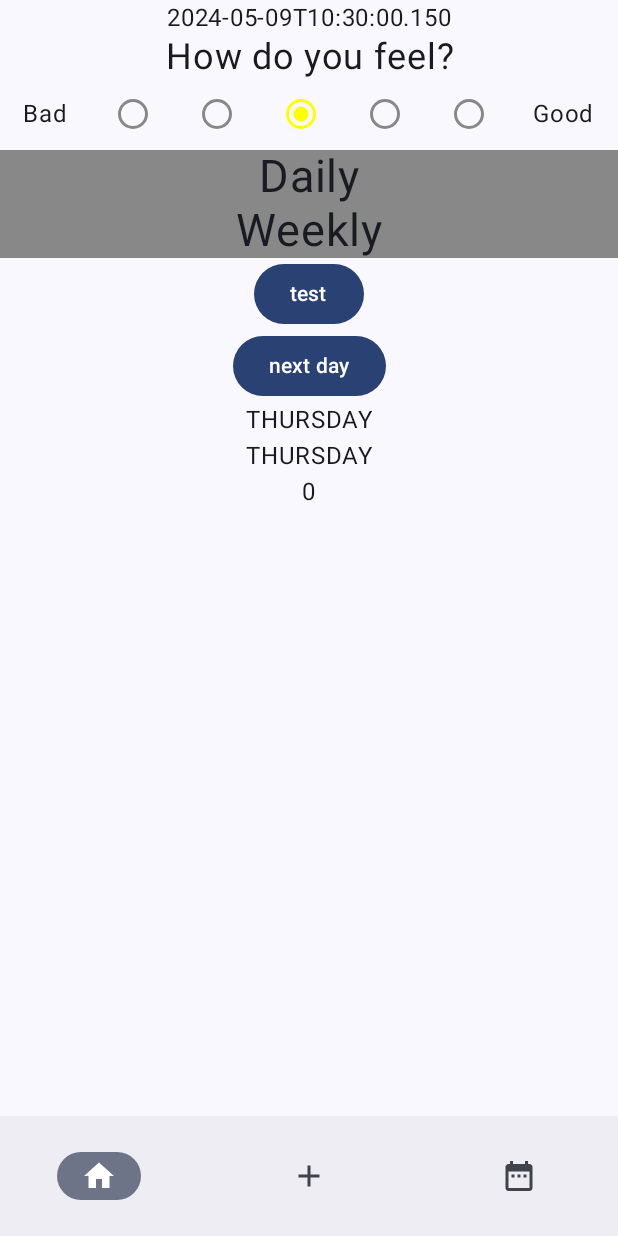
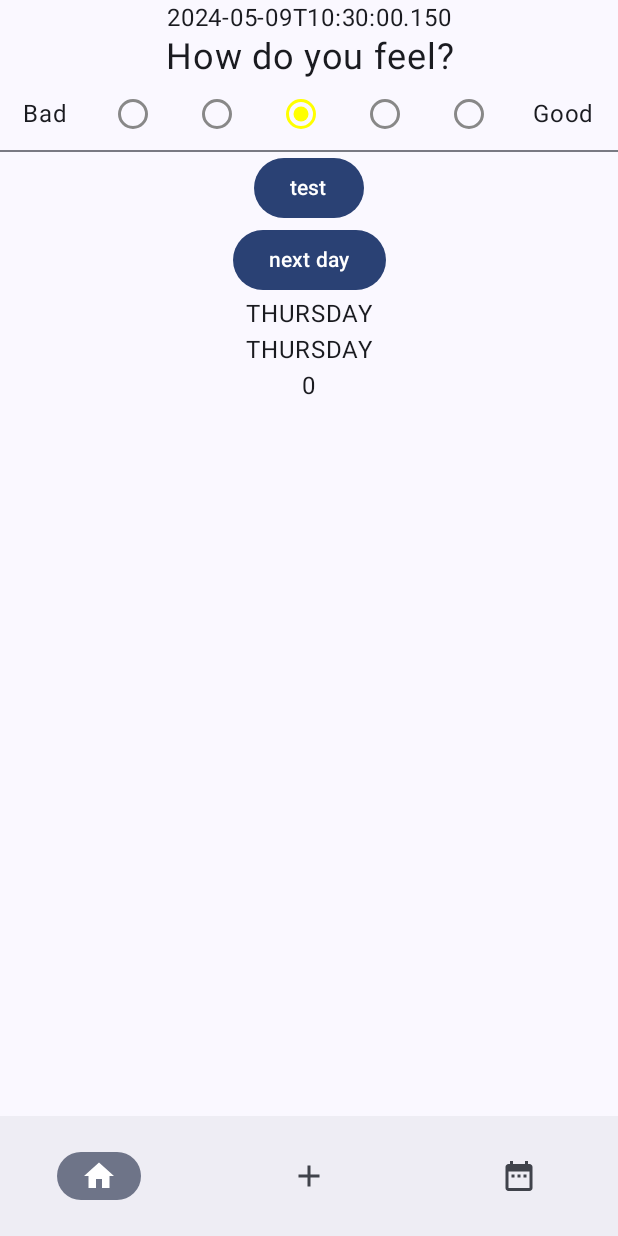
Before and after one commit to SchwarzNikolas/HabitTracker, an Android app built with Jetpack Compose: the screen it shows after launch (MainActivity), on a phone screen of 412 x 824 dp. Run offline under Robolectric (Android 15) with nearby library versions, the phone set to English and light mode, and no system bars; our stand-ins replace Room's generated code.

Commit message:
added divider

```diff
--- a/app/src/main/java/com/habittracker/rootreflect/habit/HabitScreen.kt
+++ b/app/src/main/java/com/habittracker/rootreflect/habit/HabitScreen.kt
@@ -1,7 +1,6 @@
 package com.habittracker.rootreflect.habit
 
 import androidx.compose.foundation.BorderStroke
-import androidx.compose.foundation.background
 import androidx.compose.foundation.layout.Arrangement
 import androidx.compose.foundation.layout.Box
 import androidx.compose.foundation.layout.Column
@@ -10,8 +9,8 @@ import androidx.compose.foundation.layout.Row
 import androidx.compose.foundation.layout.fillMaxWidth
 import androidx.compose.foundation.layout.padding
 import androidx.compose.foundation.layout.size
+import androidx.compose.foundation.layout.width
 import androidx.compose.foundation.lazy.grid.GridCells
-import androidx.compose.foundation.lazy.grid.GridItemSpan
 import androidx.compose.foundation.lazy.grid.LazyVerticalGrid
 import androidx.compose.foundation.shape.CircleShape
 import androidx.compose.foundation.text.BasicTextField
@@ -28,6 +27,7 @@ import androidx.compose.material.icons.rounded.Check
 import androidx.compose.material3.Button
 import androidx.compose.material3.ButtonDefaults
 import androidx.compose.material3.CardDefaults
+import androidx.compose.material3.Divider
 import androidx.compose.material3.DropdownMenu
 import androidx.compose.material3.DropdownMenuItem
 import androidx.compose.material3.ElevatedCard
@@ -87,12 +87,12 @@ fun MainScreen (
         // Mood part of the screen
         MoodSection(moodState, onMoodEvent, Modifier)
 
-        // Daily part of the screen
-        Text(text = "Daily", textAlign = TextAlign.Center, modifier = Modifier
-            .background(Color.Gray)
-            .fillMaxWidth(), fontSize = 30.sp)
+        Divider(modifier = Modifier
+            .fillMaxWidth()
+            .width(4.dp))
 
         LazyVerticalGrid(columns = GridCells.Adaptive(minSize = 158.dp)) {
+            // Daily Habits
             items(state.displayHabits.size){
                 ElevatedHabit(
                     displayHabit = state.displayHabits[it],
@@ -100,11 +100,7 @@ fun MainScreen (
                     state
                 )
             }
-            item(span = {GridItemSpan(2)}) {
-                Text(text = "Weekly", textAlign = TextAlign.Center, modifier = Modifier
-                    .background(Color.Gray)
-                    .fillMaxWidth(), fontSize = 30.sp)
-            }
+            // Weekly Habits
             items(state.weeklyDisplayHabits.size){
                 ElevatedHabit(
                     displayHabit = state.weeklyDisplayHabits[it],
```
